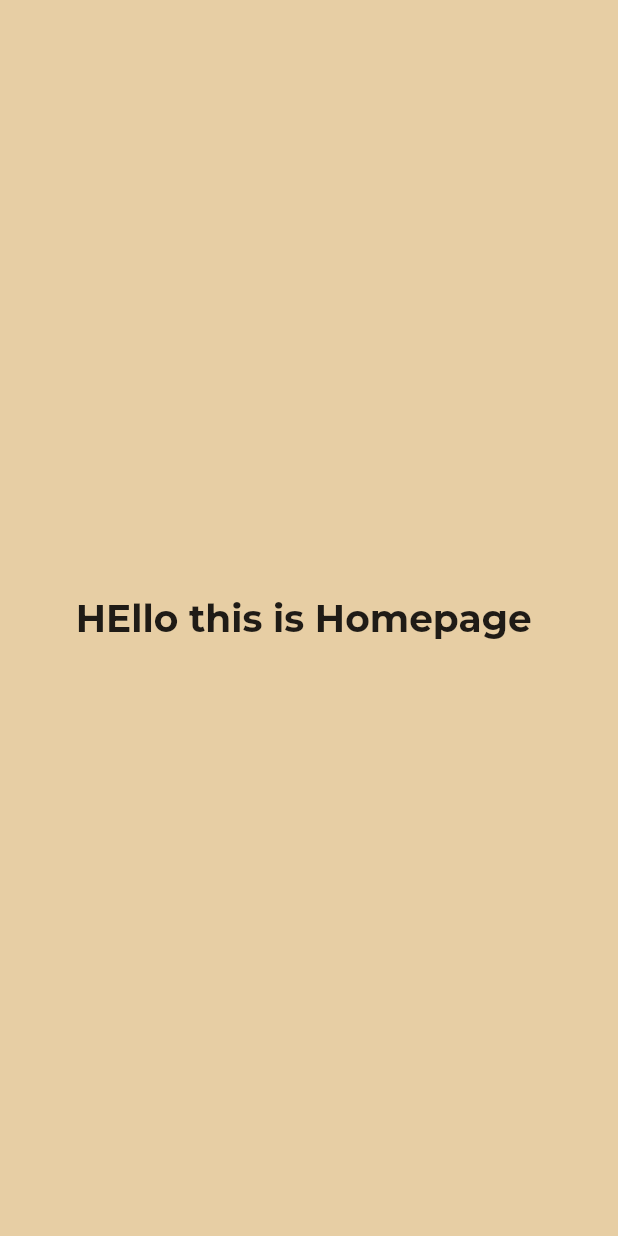
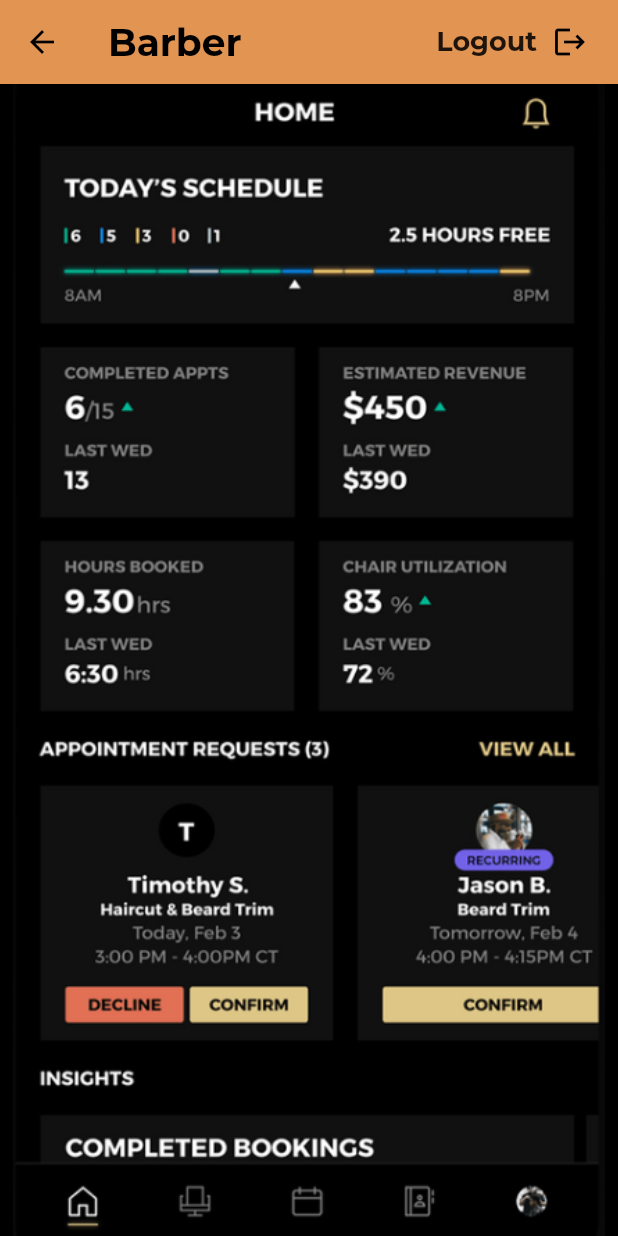
Before and after one commit to Manvendra03/barber_login, a Flutter app: the HomeScreen screen opened by its route, on a phone screen of 412 x 824 dp. Run offline on Flutter 3.47's test engine with Material 2 defaults, Android fonts, the phone set to English and light mode, and no system bars; our stand-ins replace cloud_firestore, firebase_auth, firebase_core, fluttertoast, google_fonts, google_sign_in and 2 more; accounts and stored records are empty.

Commit message:
final commit

```diff
--- a/lib/main.dart
+++ b/lib/main.dart
@@ -48,7 +48,7 @@ class MyApp extends StatelessWidget {
       routes: {
         // When navigating to the "/" route, build the FirstScreen widget.
         '/': (context) => SplashScreen(height: height, width: width),
-        '/home': (context) => const HomeScreen(),
+        '/home': (context) => HomeScreen(),
         // When navigating to the "/second" route, build the SecondScreen widget.
         '/login': (context) => LoginScreen(),
         '/register': (context) => RegisterScreen(),
--- /dev/null
+++ b/lib/todo.txt
@@ -0,0 +1,3 @@
+
+3. add logout logo to home page and make it funxtional
+6. Integrate Login with google
--- a/lib/widgets/HomeScreen.dart
+++ b/lib/widgets/HomeScreen.dart
@@ -1,16 +1,65 @@
+// ignore_for_file: prefer_const_constructors
+
+import 'package:barber_app/widgets/SplashScreen.dart';
+import 'package:barber_app/widgets/helper.dart';
+import 'package:firebase_auth/firebase_auth.dart';
 import 'package:flutter/material.dart';
 
 class HomeScreen extends StatelessWidget {
-  const HomeScreen({super.key});
-
   @override
   Widget build(BuildContext context) {
     return Scaffold(
-      body: Center(
-          child: Text(
-        "HEllo this is Homepage ",
-        style: Theme.of(context).textTheme.titleLarge,
-      )),
+      appBar: AppBar(
+        leading: Icon(Icons.arrow_back, color: Colors.black),
+        title: Text(
+          "Barber",
+          style: TextStyle(color: Colors.black),
+        ),
+        actions: [
+          Center(
+              child: Text(
+            "Logout",
+            style:
+                Theme.of(context).textTheme.titleLarge!.copyWith(fontSize: 18),
+          )),
+          SizedBox(
+            width: 10,
+          ),
+          GestureDetector(
+            onTap: () async {
+              showLoadingIndicator(context);
+              final FirebaseAuth auth = FirebaseAuth.instance;
+              //signout function
+
+              await auth.signOut();
+              Navigator.pop(context);
+              if (context.mounted) {
+                Navigator.pushReplacement(
+                    context,
+                    MaterialPageRoute(
+                        builder: (context) => SplashScreen(
+                            height: MediaQuery.of(context).size.height,
+                            width: MediaQuery.of(context).size.width)));
+              }
+            },
+            child: Icon(
+              Icons.logout,
+              color: Colors.black,
+            ),
+          ),
+          SizedBox(
+            width: 20,
+          )
+        ],
+      ),
+      backgroundColor: Colors.black,
+      body: Container(
+        height: MediaQuery.of(context).size.height,
+        width: MediaQuery.of(context).size.width * 1,
+        child: Image.asset(
+          "assets/images/brbr.png",
+        ),
+      ),
     );
   }
 }
--- a/pubspec.yaml
+++ b/pubspec.yaml
@@ -40,6 +40,9 @@ dependencies:
   firebase_core: ^2.17.0
   firebase_auth: ^4.10.1
   fluttertoast: ^8.2.2
+  cloud_firestore: ^4.9.3
+  loading_indicator: ^3.1.1
+  google_sign_in: ^6.1.5
 
 
 dev_dependencies:
```
Also changed, not shown: lib/auth/authservices.dart (added, +87 -0 lines), lib/auth/firebase_services.dart (added, +12 -0 lines), lib/widgets/LoginScreen.dart (+12 -30 lines), lib/widgets/RegisterScreen.dart (+27 -29 lines), lib/widgets/SplashScreen.dart (+5 -3 lines), lib/widgets/custom_textfield.dart (+11 -2 lines), lib/widgets/helper.dart (+8 -7 lines), assets/images/brbr.png (added), assets/images/brbr2.png (added), pubspec.lock, 2 other files.
